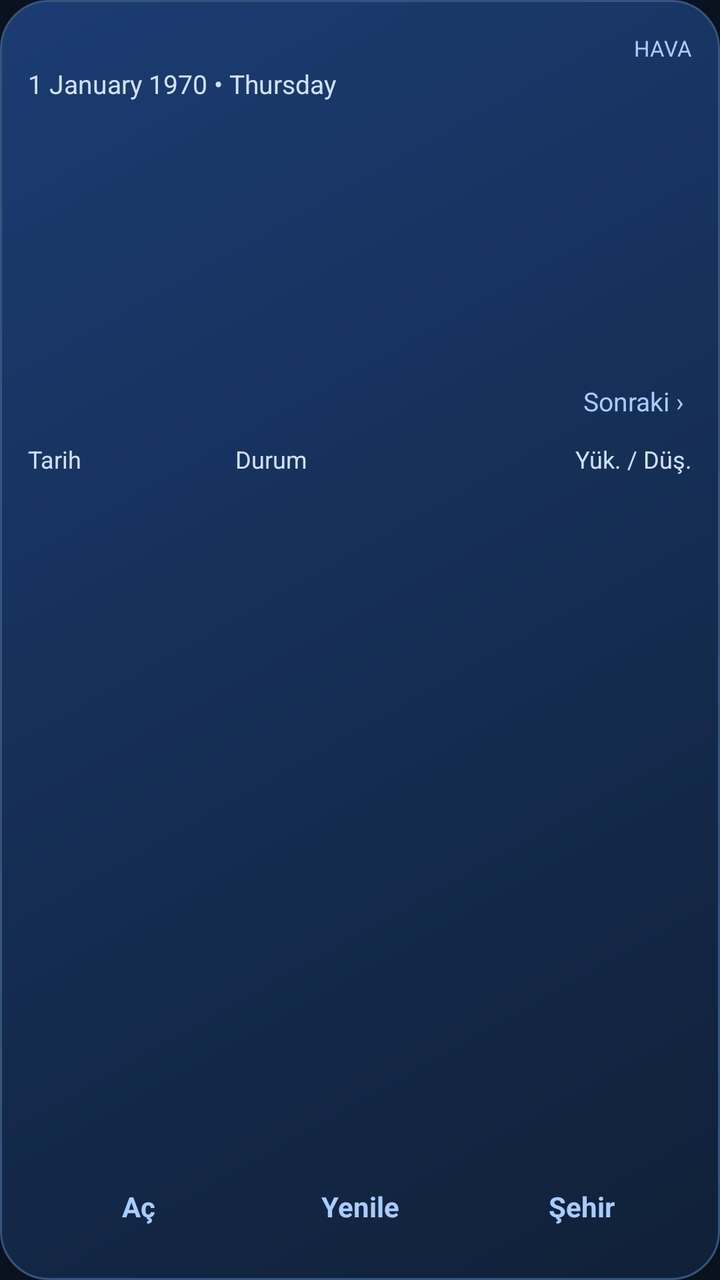
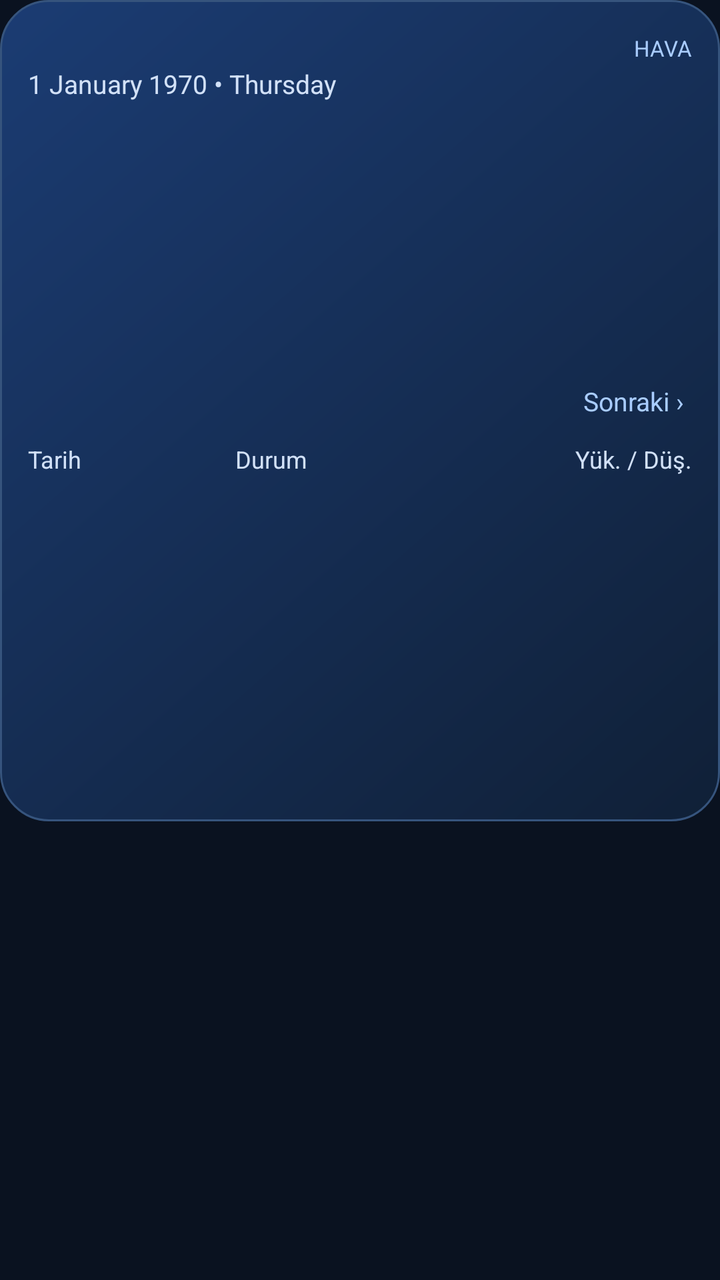

Before-and-after screenshots of an Android layout around one commit, followed by the original layout XML and the change that was made.
<!-- AndroidManifest.xml: application theme AppTheme -->
<!-- res/layout/weather_widget.xml -->
<LinearLayout xmlns:android="http://schemas.android.com/apk/res/android" android:id="@+id/widget_root" android:layout_width="match_parent" android:layout_height="match_parent" android:orientation="vertical" android:padding="14dp" android:background="@drawable/widget_background">
  <LinearLayout android:layout_width="match_parent" android:layout_height="wrap_content" android:gravity="center_vertical">
    <TextView android:id="@+id/widget_city" android:layout_width="0dp" android:layout_weight="1" android:layout_height="wrap_content" android:textSize="18sp" android:textStyle="bold" android:textColor="#EAF5F4" android:maxLines="1" android:ellipsize="end" android:includeFontPadding="false" android:fontFamily="sans-serif" />
    <TextView android:layout_width="wrap_content" android:layout_height="wrap_content" android:text="@string/widget_brand" android:textSize="11sp" android:textColor="#A9CCFF" android:includeFontPadding="false" android:fontFamily="sans-serif" />
  </LinearLayout>
  <TextClock android:id="@+id/widget_date" android:layout_width="match_parent" android:layout_height="wrap_content" android:format12Hour="d MMMM yyyy • EEEE" android:format24Hour="d MMMM yyyy • EEEE" android:contentDescription="@string/widget_date_description" android:textSize="13sp" android:textColor="#D2E1F8" android:maxLines="2" android:ellipsize="end" android:includeFontPadding="false" android:fontFamily="sans-serif" />
  <FrameLayout android:layout_width="match_parent" android:layout_height="56dp">
    <TextView android:id="@+id/widget_temperature" android:layout_width="wrap_content" android:layout_gravity="start|center_vertical" android:layout_height="wrap_content" android:textSize="44sp" android:textStyle="bold" android:textColor="#FFFFFF" android:maxLines="1" android:includeFontPadding="false" android:fontFamily="sans-serif" />
    <TextView android:id="@+id/widget_symbol" android:layout_gravity="end|center_vertical" android:layout_width="wrap_content" android:layout_height="wrap_content" android:textSize="32sp" android:textColor="#F5CA7D" android:importantForAccessibility="no" android:includeFontPadding="false" android:fontFamily="sans-serif" />
  </FrameLayout>
  <TextView android:id="@+id/widget_details" android:layout_width="match_parent" android:layout_height="wrap_content" android:textSize="14sp" android:textColor="#F1F6FF" android:maxLines="1" android:ellipsize="end" android:includeFontPadding="false" android:fontFamily="sans-serif" />
  <LinearLayout android:layout_width="match_parent" android:layout_height="wrap_content" android:orientation="horizontal" android:paddingTop="6dp" android:paddingBottom="6dp">
    <TextView android:id="@+id/widget_feels" android:layout_width="0dp" android:layout_weight="1" android:layout_height="wrap_content" android:textSize="13sp" android:textColor="#F1F6FF" android:maxLines="2" android:gravity="center" android:includeFontPadding="false" android:fontFamily="sans-serif" />
    <TextView android:id="@+id/widget_wind" android:layout_width="0dp" android:layout_weight="1" android:layout_height="wrap_content" android:textSize="13sp" android:textColor="#F1F6FF" android:maxLines="2" android:gravity="center" android:includeFontPadding="false" android:fontFamily="sans-serif" />
    <TextView android:id="@+id/widget_humidity" android:layout_width="0dp" android:layout_weight="1" android:layout_height="wrap_content" android:textSize="13sp" android:textColor="#F1F6FF" android:maxLines="2" android:gravity="center" android:includeFontPadding="false" android:fontFamily="sans-serif" />
  </LinearLayout>
  <TextView android:id="@+id/widget_age" android:layout_width="match_parent" android:layout_height="wrap_content" android:textSize="13sp" android:textColor="#D2E1F8" android:maxLines="2" android:ellipsize="end" android:includeFontPadding="false" android:fontFamily="sans-serif" />
  <TextView android:id="@+id/widget_state" android:layout_width="match_parent" android:layout_height="wrap_content" android:textSize="12sp" android:textColor="#F5CA7D" android:maxLines="1" android:ellipsize="end" android:includeFontPadding="false" android:fontFamily="sans-serif" />
  <LinearLayout android:id="@+id/widget_forecast_header" android:layout_width="match_parent" android:layout_height="44dp" android:gravity="center_vertical">
    <TextView android:id="@+id/widget_forecast_title" android:layout_width="0dp" android:layout_weight="1" android:layout_height="wrap_content" android:textSize="14sp" android:textStyle="bold" android:textColor="#F1F6FF" android:includeFontPadding="false" android:fontFamily="sans-serif" />
    <TextView android:id="@+id/widget_next" android:layout_width="wrap_content" android:layout_height="match_parent" android:paddingStart="10dp" android:paddingEnd="4dp" android:gravity="center" android:text="@string/widget_next_days" android:textSize="13sp" android:textColor="#A9CCFF" android:includeFontPadding="false" android:fontFamily="sans-serif" />
  </LinearLayout>
  <LinearLayout android:id="@+id/widget_forecast_labels" android:layout_width="match_parent" android:layout_height="wrap_content">
    <TextView android:layout_width="0dp" android:layout_weight="1" android:layout_height="wrap_content" android:text="@string/widget_day" android:textSize="12sp" android:textColor="#D2E1F8" android:includeFontPadding="false" android:fontFamily="sans-serif" />
    <TextView android:layout_width="0dp" android:layout_weight="1.2" android:layout_height="wrap_content" android:text="@string/widget_weather" android:textSize="12sp" android:textColor="#D2E1F8" android:includeFontPadding="false" android:fontFamily="sans-serif" />
    <TextView android:layout_width="0dp" android:layout_weight="1" android:layout_height="wrap_content" android:gravity="end" android:text="@string/widget_high_low" android:textSize="12sp" android:textColor="#D2E1F8" android:includeFontPadding="false" android:fontFamily="sans-serif" />
  </LinearLayout>
  <LinearLayout android:id="@+id/widget_forecast_rows" android:layout_width="match_parent" android:layout_height="0dp" android:layout_weight="1" android:orientation="vertical">
    <LinearLayout android:id="@+id/widget_day_row_0" android:layout_width="match_parent" android:layout_height="48dp" android:gravity="center_vertical">
      <TextView android:id="@+id/widget_day_date_0" android:layout_width="0dp" android:layout_weight="1" android:layout_height="wrap_content" android:textSize="13sp" android:textColor="#F1F6FF" android:maxLines="2" android:ellipsize="end" android:includeFontPadding="false" android:fontFamily="sans-serif" />
      <TextView android:id="@+id/widget_day_condition_0" android:layout_width="0dp" android:layout_weight="1.2" android:layout_height="wrap_content" android:textSize="13sp" android:textColor="#D2E1F8" android:maxLines="2" android:ellipsize="end" android:includeFontPadding="false" android:fontFamily="sans-serif" />
      <TextView android:id="@+id/widget_day_range_0" android:layout_width="0dp" android:layout_weight="1" android:layout_height="wrap_content" android:textSize="14sp" android:textColor="#FFFFFF" android:maxLines="2" android:ellipsize="end" android:gravity="end" android:textStyle="bold" android:includeFontPadding="false" android:fontFamily="sans-serif" />
    </LinearLayout>
    <LinearLayout android:id="@+id/widget_day_row_1" android:layout_width="match_parent" android:layout_height="48dp" android:gravity="center_vertical">
      <TextView android:id="@+id/widget_day_date_1" android:layout_width="0dp" android:layout_weight="1" android:layout_height="wrap_content" android:textSize="13sp" android:textColor="#F1F6FF" android:maxLines="2" android:ellipsize="end" android:includeFontPadding="false" android:fontFamily="sans-serif" />
      <TextView android:id="@+id/widget_day_condition_1" android:layout_width="0dp" android:layout_weight="1.2" android:layout_height="wrap_content" android:textSize="13sp" android:textColor="#D2E1F8" android:maxLines="2" android:ellipsize="end" android:includeFontPadding="false" android:fontFamily="sans-serif" />
      <TextView android:id="@+id/widget_day_range_1" android:layout_width="0dp" android:layout_weight="1" android:layout_height="wrap_content" android:textSize="14sp" android:textColor="#FFFFFF" android:maxLines="2" android:ellipsize="end" android:gravity="end" android:textStyle="bold" android:includeFontPadding="false" android:fontFamily="sans-serif" />
    </LinearLayout>
    <LinearLayout android:id="@+id/widget_day_row_2" android:layout_width="match_parent" android:layout_height="48dp" android:gravity="center_vertical">
      <TextView android:id="@+id/widget_day_date_2" android:layout_width="0dp" android:layout_weight="1" android:layout_height="wrap_content" android:textSize="13sp" android:textColor="#F1F6FF" android:maxLines="2" android:ellipsize="end" android:includeFontPadding="false" android:fontFamily="sans-serif" />
      <TextView android:id="@+id/widget_day_condition_2" android:layout_width="0dp" android:layout_weight="1.2" android:layout_height="wrap_content" android:textSize="13sp" android:textColor="#D2E1F8" android:maxLines="2" android:ellipsize="end" android:includeFontPadding="false" android:fontFamily="sans-serif" />
      <TextView android:id="@+id/widget_day_range_2" android:layout_width="0dp" android:layout_weight="1" android:layout_height="wrap_content" android:textSize="14sp" android:textColor="#FFFFFF" android:maxLines="2" android:ellipsize="end" android:gravity="end" android:textStyle="bold" android:includeFontPadding="false" android:fontFamily="sans-serif" />
    </LinearLayout>
  </LinearLayout>
  <TextView android:id="@+id/widget_forecast_empty" android:layout_width="match_parent" android:layout_height="wrap_content" android:textSize="13sp" android:textColor="#D2E1F8" android:includeFontPadding="false" android:fontFamily="sans-serif" />
  <LinearLayout android:layout_width="match_parent" android:layout_height="44dp" android:orientation="horizontal" android:gravity="center_vertical">
    <TextView android:id="@+id/widget_open" android:layout_width="0dp" android:layout_weight="1" android:layout_height="match_parent" android:gravity="center" android:text="@string/widget_open" android:textSize="14sp" android:textStyle="bold" android:textColor="#A9CCFF" android:includeFontPadding="false" android:fontFamily="sans-serif" />
    <TextView android:id="@+id/widget_refresh" android:layout_width="0dp" android:layout_weight="1" android:layout_height="match_parent" android:gravity="center" android:text="@string/widget_refresh" android:textSize="14sp" android:textStyle="bold" android:textColor="#A9CCFF" android:includeFontPadding="false" android:fontFamily="sans-serif" />
    <TextView android:id="@+id/widget_configure" android:layout_width="0dp" android:layout_weight="1" android:layout_height="match_parent" android:gravity="center" android:text="@string/widget_city" android:textSize="14sp" android:textStyle="bold" android:textColor="#A9CCFF" android:includeFontPadding="false" android:fontFamily="sans-serif" />
  </LinearLayout>
</LinearLayout>
<!-- resources referenced by this layout -->
<resources>
  <!-- drawable widget_background (drawable) -->
  <shape xmlns:android="http://schemas.android.com/apk/res/android"><gradient android:startColor="#1B3C73" android:endColor="#102037" android:angle="315"/><corners android:radius="24dp"/><stroke android:width="1dp" android:color="#36547D"/></shape>
  <string name="widget_brand">HAVA</string>
  <string name="widget_city">Şehir</string>
  <string name="widget_date_description">Telefonun yerel tarihi</string>
  <string name="widget_day">Tarih</string>
  <string name="widget_high_low">Yük. / Düş.</string>
  <string name="widget_next_days">Sonraki ›</string>
  <string name="widget_open">Aç</string>
  <string name="widget_refresh">Yenile</string>
  <string name="widget_weather">Durum</string>
  <style name="AppTheme" parent="android:style/Theme.Material.NoActionBar"><item name="android:fontFamily">sans</item><item name="android:colorAccent">#91BDFF</item><item name="android:windowBackground">#0A1220</item><item name="android:windowLightStatusBar">false</item><item name="android:windowActionModeOverlay">true</item></style>
</resources>

<!-- the commit's change to res/layout/weather_widget.xml (unified diff, before → after) -->
@@ -1,51 +1,49 @@
-<LinearLayout xmlns:android="http://schemas.android.com/apk/res/android" android:id="@+id/widget_root" android:layout_width="match_parent" android:layout_height="match_parent" android:orientation="vertical" android:padding="14dp" android:background="@drawable/widget_background">
-  <LinearLayout android:layout_width="match_parent" android:layout_height="wrap_content" android:gravity="center_vertical">
-    <TextView android:id="@+id/widget_city" android:layout_width="0dp" android:layout_weight="1" android:layout_height="wrap_content" android:textSize="18sp" android:textStyle="bold" android:textColor="#EAF5F4" android:maxLines="1" android:ellipsize="end" android:includeFontPadding="false" android:fontFamily="sans-serif" />
-    <TextView android:layout_width="wrap_content" android:layout_height="wrap_content" android:text="@string/widget_brand" android:textSize="11sp" android:textColor="#A9CCFF" android:includeFontPadding="false" android:fontFamily="sans-serif" />
+<FrameLayout xmlns:android="http://schemas.android.com/apk/res/android" xmlns:tools="http://schemas.android.com/tools" android:id="@+id/widget_host" android:layout_width="match_parent" android:layout_height="match_parent">
+  
+  <LinearLayout tools:ignore="UselessParent" android:id="@+id/widget_root" android:layout_width="match_parent" android:layout_height="wrap_content" android:orientation="vertical" android:padding="14dp" android:background="@drawable/widget_background">
+    <LinearLayout android:layout_width="match_parent" android:layout_height="wrap_content" android:gravity="center_vertical">
+      <TextView android:id="@+id/widget_city" android:layout_width="0dp" android:layout_weight="1" android:layout_height="wrap_content" android:textSize="18sp" android:textStyle="bold" android:textColor="#EAF5F4" android:maxLines="1" android:ellipsize="end" android:includeFontPadding="false" android:fontFamily="sans-serif" />
+      <TextView android:layout_width="wrap_content" android:layout_height="wrap_content" android:text="@string/widget_brand" android:textSize="11sp" android:textColor="#A9CCFF" android:includeFontPadding="false" android:fontFamily="sans-serif" />
+    </LinearLayout>
+    <TextClock android:id="@+id/widget_date" android:layout_width="match_parent" android:layout_height="wrap_content" android:format12Hour="d MMMM yyyy • EEEE" android:format24Hour="d MMMM yyyy • EEEE" android:contentDescription="@string/widget_date_description" android:textSize="13sp" android:textColor="#D2E1F8" android:maxLines="2" android:ellipsize="end" android:includeFontPadding="false" android:fontFamily="sans-serif" />
+    <FrameLayout android:layout_width="match_parent" android:layout_height="56dp">
+      <TextView android:id="@+id/widget_temperature" android:layout_width="wrap_content" android:layout_gravity="start|center_vertical" android:layout_height="wrap_content" android:textSize="44sp" android:textStyle="bold" android:textColor="#FFFFFF" android:maxLines="1" android:includeFontPadding="false" android:fontFamily="sans-serif" />
+      <TextView android:id="@+id/widget_symbol" android:layout_gravity="end|center_vertical" android:layout_width="wrap_content" android:layout_height="wrap_content" android:textSize="32sp" android:textColor="#F5CA7D" android:importantForAccessibility="no" android:includeFontPadding="false" android:fontFamily="sans-serif" />
+    </FrameLayout>
+    <TextView android:id="@+id/widget_details" android:layout_width="match_parent" android:layout_height="wrap_content" android:textSize="14sp" android:textColor="#F1F6FF" android:maxLines="1" android:ellipsize="end" android:includeFontPadding="false" android:fontFamily="sans-serif" />
+    <LinearLayout android:layout_width="match_parent" android:layout_height="wrap_content" android:orientation="horizontal" android:paddingTop="6dp" android:paddingBottom="6dp">
+      <TextView android:id="@+id/widget_feels" android:layout_width="0dp" android:layout_weight="1" android:layout_height="wrap_content" android:textSize="13sp" android:textColor="#F1F6FF" android:maxLines="2" android:gravity="center" android:includeFontPadding="false" android:fontFamily="sans-serif" />
+      <TextView android:id="@+id/widget_wind" android:layout_width="0dp" android:layout_weight="1" android:layout_height="wrap_content" android:textSize="13sp" android:textColor="#F1F6FF" android:maxLines="2" android:gravity="center" android:includeFontPadding="false" android:fontFamily="sans-serif" />
+      <TextView android:id="@+id/widget_humidity" android:layout_width="0dp" android:layout_weight="1" android:layout_height="wrap_content" android:textSize="13sp" android:textColor="#F1F6FF" android:maxLines="2" android:gravity="center" android:includeFontPadding="false" android:fontFamily="sans-serif" />
+    </LinearLayout>
+    <TextView android:id="@+id/widget_age" android:layout_width="match_parent" android:layout_height="wrap_content" android:textSize="13sp" android:textColor="#D2E1F8" android:maxLines="2" android:ellipsize="end" android:includeFontPadding="false" android:fontFamily="sans-serif" />
+    <TextView android:id="@+id/widget_state" android:layout_width="match_parent" android:layout_height="wrap_content" android:textSize="12sp" android:textColor="#F5CA7D" android:maxLines="1" android:ellipsize="end" android:includeFontPadding="false" android:fontFamily="sans-serif" />
+    <LinearLayout android:id="@+id/widget_forecast_header" android:layout_width="match_parent" android:layout_height="44dp" android:gravity="center_vertical">
+      <TextView android:id="@+id/widget_forecast_title" android:layout_width="0dp" android:layout_weight="1" android:layout_height="wrap_content" android:textSize="14sp" android:textStyle="bold" android:textColor="#F1F6FF" android:includeFontPadding="false" android:fontFamily="sans-serif" />
+      <TextView android:id="@+id/widget_next" android:layout_width="wrap_content" android:layout_height="match_parent" android:paddingStart="10dp" android:paddingEnd="4dp" android:gravity="center" android:text="@string/widget_next_days" android:textSize="13sp" android:textColor="#A9CCFF" android:includeFontPadding="false" android:fontFamily="sans-serif" />
+    </LinearLayout>
+    <LinearLayout android:id="@+id/widget_forecast_labels" android:layout_width="match_parent" android:layout_height="wrap_content">
+      <TextView android:layout_width="0dp" android:layout_weight="1" android:layout_height="wrap_content" android:text="@string/widget_day" android:textSize="12sp" android:textColor="#D2E1F8" android:includeFontPadding="false" android:fontFamily="sans-serif" />
+      <TextView android:layout_width="0dp" android:layout_weight="1.2" android:layout_height="wrap_content" android:text="@string/widget_weather" android:textSize="12sp" android:textColor="#D2E1F8" android:includeFontPadding="false" android:fontFamily="sans-serif" />
+      <TextView android:layout_width="0dp" android:layout_weight="1" android:layout_height="wrap_content" android:gravity="end" android:text="@string/widget_high_low" android:textSize="12sp" android:textColor="#D2E1F8" android:includeFontPadding="false" android:fontFamily="sans-serif" />
+    </LinearLayout>
+    <LinearLayout android:id="@+id/widget_forecast_rows" android:layout_width="match_parent" android:layout_height="wrap_content" android:orientation="vertical">
+      <LinearLayout android:id="@+id/widget_day_row_0" android:layout_width="match_parent" android:layout_height="48dp" android:gravity="center_vertical">
+        <TextView android:id="@+id/widget_day_date_0" android:layout_width="0dp" android:layout_weight="1" android:layout_height="wrap_content" android:textSize="13sp" android:textColor="#F1F6FF" android:maxLines="2" android:ellipsize="end" android:includeFontPadding="false" android:fontFamily="sans-serif" />
+        <TextView android:id="@+id/widget_day_condition_0" android:layout_width="0dp" android:layout_weight="1.2" android:layout_height="wrap_content" android:textSize="13sp" android:textColor="#D2E1F8" android:maxLines="2" android:ellipsize="end" android:includeFontPadding="false" android:fontFamily="sans-serif" />
+        <TextView android:id="@+id/widget_day_range_0" android:layout_width="0dp" android:layout_weight="1" android:layout_height="wrap_content" android:textSize="14sp" android:textColor="#FFFFFF" android:maxLines="2" android:ellipsize="end" android:gravity="end" android:textStyle="bold" android:includeFontPadding="false" android:fontFamily="sans-serif" />
+      </LinearLayout>
+      <LinearLayout android:id="@+id/widget_day_row_1" android:layout_width="match_parent" android:layout_height="48dp" android:gravity="center_vertical">
+        <TextView android:id="@+id/widget_day_date_1" android:layout_width="0dp" android:layout_weight="1" android:layout_height="wrap_content" android:textSize="13sp" android:textColor="#F1F6FF" android:maxLines="2" android:ellipsize="end" android:includeFontPadding="false" android:fontFamily="sans-serif" />
+        <TextView android:id="@+id/widget_day_condition_1" android:layout_width="0dp" android:layout_weight="1.2" android:layout_height="wrap_content" android:textSize="13sp" android:textColor="#D2E1F8" android:maxLines="2" android:ellipsize="end" android:includeFontPadding="false" android:fontFamily="sans-serif" />
+        <TextView android:id="@+id/widget_day_range_1" android:layout_width="0dp" android:layout_weight="1" android:layout_height="wrap_content" android:textSize="14sp" android:textColor="#FFFFFF" android:maxLines="2" android:ellipsize="end" android:gravity="end" android:textStyle="bold" android:includeFontPadding="false" android:fontFamily="sans-serif" />
+      </LinearLayout>
+      <LinearLayout android:id="@+id/widget_day_row_2" android:layout_width="match_parent" android:layout_height="48dp" android:gravity="center_vertical">
+        <TextView android:id="@+id/widget_day_date_2" android:layout_width="0dp" android:layout_weight="1" android:layout_height="wrap_content" android:textSize="13sp" android:textColor="#F1F6FF" android:maxLines="2" android:ellipsize="end" android:includeFontPadding="false" android:fontFamily="sans-serif" />
+        <TextView android:id="@+id/widget_day_condition_2" android:layout_width="0dp" android:layout_weight="1.2" android:layout_height="wrap_content" android:textSize="13sp" android:textColor="#D2E1F8" android:maxLines="2" android:ellipsize="end" android:includeFontPadding="false" android:fontFamily="sans-serif" />
+        <TextView android:id="@+id/widget_day_range_2" android:layout_width="0dp" android:layout_weight="1" android:layout_height="wrap_content" android:textSize="14sp" android:textColor="#FFFFFF" android:maxLines="2" android:ellipsize="end" android:gravity="end" android:textStyle="bold" android:includeFontPadding="false" android:fontFamily="sans-serif" />
+      </LinearLayout>
+    </LinearLayout>
+    <TextView android:id="@+id/widget_forecast_empty" android:layout_width="match_parent" android:layout_height="wrap_content" android:textSize="13sp" android:textColor="#D2E1F8" android:includeFontPadding="false" android:fontFamily="sans-serif" />
   </LinearLayout>
-  <TextClock android:id="@+id/widget_date" android:layout_width="match_parent" android:layout_height="wrap_content" android:format12Hour="d MMMM yyyy • EEEE" android:format24Hour="d MMMM yyyy • EEEE" android:contentDescription="@string/widget_date_description" android:textSize="13sp" android:textColor="#D2E1F8" android:maxLines="2" android:ellipsize="end" android:includeFontPadding="false" android:fontFamily="sans-serif" />
-  <FrameLayout android:layout_width="match_parent" android:layout_height="56dp">
-    <TextView android:id="@+id/widget_temperature" android:layout_width="wrap_content" android:layout_gravity="start|center_vertical" android:layout_height="wrap_content" android:textSize="44sp" android:textStyle="bold" android:textColor="#FFFFFF" android:maxLines="1" android:includeFontPadding="false" android:fontFamily="sans-serif" />
-    <TextView android:id="@+id/widget_symbol" android:layout_gravity="end|center_vertical" android:layout_width="wrap_content" android:layout_height="wrap_content" android:textSize="32sp" android:textColor="#F5CA7D" android:importantForAccessibility="no" android:includeFontPadding="false" android:fontFamily="sans-serif" />
-  </FrameLayout>
-  <TextView android:id="@+id/widget_details" android:layout_width="match_parent" android:layout_height="wrap_content" android:textSize="14sp" android:textColor="#F1F6FF" android:maxLines="1" android:ellipsize="end" android:includeFontPadding="false" android:fontFamily="sans-serif" />
-  <LinearLayout android:layout_width="match_parent" android:layout_height="wrap_content" android:orientation="horizontal" android:paddingTop="6dp" android:paddingBottom="6dp">
-    <TextView android:id="@+id/widget_feels" android:layout_width="0dp" android:layout_weight="1" android:layout_height="wrap_content" android:textSize="13sp" android:textColor="#F1F6FF" android:maxLines="2" android:gravity="center" android:includeFontPadding="false" android:fontFamily="sans-serif" />
-    <TextView android:id="@+id/widget_wind" android:layout_width="0dp" android:layout_weight="1" android:layout_height="wrap_content" android:textSize="13sp" android:textColor="#F1F6FF" android:maxLines="2" android:gravity="center" android:includeFontPadding="false" android:fontFamily="sans-serif" />
-    <TextView android:id="@+id/widget_humidity" android:layout_width="0dp" android:layout_weight="1" android:layout_height="wrap_content" android:textSize="13sp" android:textColor="#F1F6FF" android:maxLines="2" android:gravity="center" android:includeFontPadding="false" android:fontFamily="sans-serif" />
-  </LinearLayout>
-  <TextView android:id="@+id/widget_age" android:layout_width="match_parent" android:layout_height="wrap_content" android:textSize="13sp" android:textColor="#D2E1F8" android:maxLines="2" android:ellipsize="end" android:includeFontPadding="false" android:fontFamily="sans-serif" />
-  <TextView android:id="@+id/widget_state" android:layout_width="match_parent" android:layout_height="wrap_content" android:textSize="12sp" android:textColor="#F5CA7D" android:maxLines="1" android:ellipsize="end" android:includeFontPadding="false" android:fontFamily="sans-serif" />
-  <LinearLayout android:id="@+id/widget_forecast_header" android:layout_width="match_parent" android:layout_height="44dp" android:gravity="center_vertical">
-    <TextView android:id="@+id/widget_forecast_title" android:layout_width="0dp" android:layout_weight="1" android:layout_height="wrap_content" android:textSize="14sp" android:textStyle="bold" android:textColor="#F1F6FF" android:includeFontPadding="false" android:fontFamily="sans-serif" />
-    <TextView android:id="@+id/widget_next" android:layout_width="wrap_content" android:layout_height="match_parent" android:paddingStart="10dp" android:paddingEnd="4dp" android:gravity="center" android:text="@string/widget_next_days" android:textSize="13sp" android:textColor="#A9CCFF" android:includeFontPadding="false" android:fontFamily="sans-serif" />
-  </LinearLayout>
-  <LinearLayout android:id="@+id/widget_forecast_labels" android:layout_width="match_parent" android:layout_height="wrap_content">
-    <TextView android:layout_width="0dp" android:layout_weight="1" android:layout_height="wrap_content" android:text="@string/widget_day" android:textSize="12sp" android:textColor="#D2E1F8" android:includeFontPadding="false" android:fontFamily="sans-serif" />
-    <TextView android:layout_width="0dp" android:layout_weight="1.2" android:layout_height="wrap_content" android:text="@string/widget_weather" android:textSize="12sp" android:textColor="#D2E1F8" android:includeFontPadding="false" android:fontFamily="sans-serif" />
-    <TextView android:layout_width="0dp" android:layout_weight="1" android:layout_height="wrap_content" android:gravity="end" android:text="@string/widget_high_low" android:textSize="12sp" android:textColor="#D2E1F8" android:includeFontPadding="false" android:fontFamily="sans-serif" />
-  </LinearLayout>
-  <LinearLayout android:id="@+id/widget_forecast_rows" android:layout_width="match_parent" android:layout_height="0dp" android:layout_weight="1" android:orientation="vertical">
-    <LinearLayout android:id="@+id/widget_day_row_0" android:layout_width="match_parent" android:layout_height="48dp" android:gravity="center_vertical">
-      <TextView android:id="@+id/widget_day_date_0" android:layout_width="0dp" android:layout_weight="1" android:layout_height="wrap_content" android:textSize="13sp" android:textColor="#F1F6FF" android:maxLines="2" android:ellipsize="end" android:includeFontPadding="false" android:fontFamily="sans-serif" />
-      <TextView android:id="@+id/widget_day_condition_0" android:layout_width="0dp" android:layout_weight="1.2" android:layout_height="wrap_content" android:textSize="13sp" android:textColor="#D2E1F8" android:maxLines="2" android:ellipsize="end" android:includeFontPadding="false" android:fontFamily="sans-serif" />
-      <TextView android:id="@+id/widget_day_range_0" android:layout_width="0dp" android:layout_weight="1" android:layout_height="wrap_content" android:textSize="14sp" android:textColor="#FFFFFF" android:maxLines="2" android:ellipsize="end" android:gravity="end" android:textStyle="bold" android:includeFontPadding="false" android:fontFamily="sans-serif" />
-    </LinearLayout>
-    <LinearLayout android:id="@+id/widget_day_row_1" android:layout_width="match_parent" android:layout_height="48dp" android:gravity="center_vertical">
-      <TextView android:id="@+id/widget_day_date_1" android:layout_width="0dp" android:layout_weight="1" android:layout_height="wrap_content" android:textSize="13sp" android:textColor="#F1F6FF" android:maxLines="2" android:ellipsize="end" android:includeFontPadding="false" android:fontFamily="sans-serif" />
-      <TextView android:id="@+id/widget_day_condition_1" android:layout_width="0dp" android:layout_weight="1.2" android:layout_height="wrap_content" android:textSize="13sp" android:textColor="#D2E1F8" android:maxLines="2" android:ellipsize="end" android:includeFontPadding="false" android:fontFamily="sans-serif" />
-      <TextView android:id="@+id/widget_day_range_1" android:layout_width="0dp" android:layout_weight="1" android:layout_height="wrap_content" android:textSize="14sp" android:textColor="#FFFFFF" android:maxLines="2" android:ellipsize="end" android:gravity="end" android:textStyle="bold" android:includeFontPadding="false" android:fontFamily="sans-serif" />
-    </LinearLayout>
-    <LinearLayout android:id="@+id/widget_day_row_2" android:layout_width="match_parent" android:layout_height="48dp" android:gravity="center_vertical">
-      <TextView android:id="@+id/widget_day_date_2" android:layout_width="0dp" android:layout_weight="1" android:layout_height="wrap_content" android:textSize="13sp" android:textColor="#F1F6FF" android:maxLines="2" android:ellipsize="end" android:includeFontPadding="false" android:fontFamily="sans-serif" />
-      <TextView android:id="@+id/widget_day_condition_2" android:layout_width="0dp" android:layout_weight="1.2" android:layout_height="wrap_content" android:textSize="13sp" android:textColor="#D2E1F8" android:maxLines="2" android:ellipsize="end" android:includeFontPadding="false" android:fontFamily="sans-serif" />
-      <TextView android:id="@+id/widget_day_range_2" android:layout_width="0dp" android:layout_weight="1" android:layout_height="wrap_content" android:textSize="14sp" android:textColor="#FFFFFF" android:maxLines="2" android:ellipsize="end" android:gravity="end" android:textStyle="bold" android:includeFontPadding="false" android:fontFamily="sans-serif" />
-    </LinearLayout>
-  </LinearLayout>
-  <TextView android:id="@+id/widget_forecast_empty" android:layout_width="match_parent" android:layout_height="wrap_content" android:textSize="13sp" android:textColor="#D2E1F8" android:includeFontPadding="false" android:fontFamily="sans-serif" />
-  <LinearLayout android:layout_width="match_parent" android:layout_height="44dp" android:orientation="horizontal" android:gravity="center_vertical">
-    <TextView android:id="@+id/widget_open" android:layout_width="0dp" android:layout_weight="1" android:layout_height="match_parent" android:gravity="center" android:text="@string/widget_open" android:textSize="14sp" android:textStyle="bold" android:textColor="#A9CCFF" android:includeFontPadding="false" android:fontFamily="sans-serif" />
-    <TextView android:id="@+id/widget_refresh" android:layout_width="0dp" android:layout_weight="1" android:layout_height="match_parent" android:gravity="center" android:text="@string/widget_refresh" android:textSize="14sp" android:textStyle="bold" android:textColor="#A9CCFF" android:includeFontPadding="false" android:fontFamily="sans-serif" />
-    <TextView android:id="@+id/widget_configure" android:layout_width="0dp" android:layout_weight="1" android:layout_height="match_parent" android:gravity="center" android:text="@string/widget_city" android:textSize="14sp" android:textStyle="bold" android:textColor="#A9CCFF" android:includeFontPadding="false" android:fontFamily="sans-serif" />
-  </LinearLayout>
-</LinearLayout>
+</FrameLayout>
<!-- resource entries referenced after the edit -->
@@ -3,13 +3,10 @@
   <!-- drawable widget_background (drawable) -->
   <shape xmlns:android="http://schemas.android.com/apk/res/android"><gradient android:startColor="#1B3C73" android:endColor="#102037" android:angle="315"/><corners android:radius="24dp"/><stroke android:width="1dp" android:color="#36547D"/></shape>
   <string name="widget_brand">HAVA</string>
-  <string name="widget_city">Şehir</string>
   <string name="widget_date_description">Telefonun yerel tarihi</string>
   <string name="widget_day">Tarih</string>
   <string name="widget_high_low">Yük. / Düş.</string>
   <string name="widget_next_days">Sonraki ›</string>
-  <string name="widget_open">Aç</string>
-  <string name="widget_refresh">Yenile</string>
   <string name="widget_weather">Durum</string>
   <style name="AppTheme" parent="android:style/Theme.Material.NoActionBar"><item name="android:fontFamily">sans</item><item name="android:colorAccent">#91BDFF</item><item name="android:windowBackground">#0A1220</item><item name="android:windowLightStatusBar">false</item><item name="android:windowActionModeOverlay">true</item></style>
 </resources>
